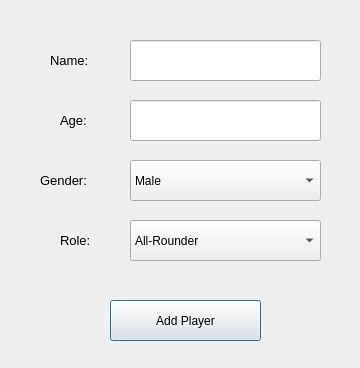
Old version of the form App/New_Player_dlg.ui in the repository Musab1Blaser/dbms_icc.
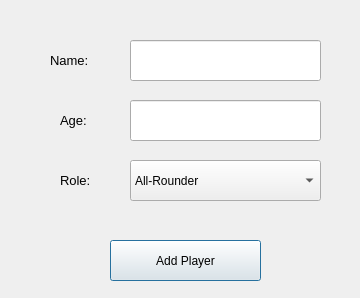
New version of the form.

Commit message: Added functionality to add player and view players

The edit to the form file:
```diff
--- a/App/New_Player_dlg.ui
+++ b/App/New_Player_dlg.ui
@@ -7,7 +7,7 @@
     <x>0</x>
     <y>0</y>
     <width>360</width>
-    <height>368</height>
+    <height>298</height>
    </rect>
   </property>
   <property name="windowTitle">
@@ -73,7 +73,7 @@
    <property name="geometry">
     <rect>
      <x>110</x>
-     <y>300</y>
+     <y>240</y>
      <width>151</width>
      <height>41</height>
     </rect>
@@ -82,29 +82,11 @@
     <string>Add Player</string>
    </property>
   </widget>
-  <widget class="QLabel" name="Gender_Label">
-   <property name="geometry">
-    <rect>
-     <x>40</x>
-     <y>170</y>
-     <width>61</width>
-     <height>21</height>
-    </rect>
-   </property>
-   <property name="font">
-    <font>
-     <pointsize>10</pointsize>
-    </font>
-   </property>
-   <property name="text">
-    <string>Gender:</string>
-   </property>
-  </widget>
   <widget class="QLabel" name="Role_Label">
    <property name="geometry">
     <rect>
      <x>60</x>
-     <y>230</y>
+     <y>170</y>
      <width>41</width>
      <height>21</height>
     </rect>
@@ -118,31 +100,11 @@
     <string>Role:</string>
    </property>
   </widget>
-  <widget class="QComboBox" name="Gender_ComboBox">
-   <property name="geometry">
-    <rect>
-     <x>130</x>
-     <y>160</y>
-     <width>191</width>
-     <height>41</height>
-    </rect>
-   </property>
-   <item>
-    <property name="text">
-     <string>Male</string>
-    </property>
-   </item>
-   <item>
-    <property name="text">
-     <string>Female</string>
-    </property>
-   </item>
-  </widget>
   <widget class="QComboBox" name="Role_ComboBox">
    <property name="geometry">
     <rect>
      <x>130</x>
-     <y>220</y>
+     <y>160</y>
      <width>191</width>
      <height>41</height>
     </rect>
```
The commit also changes 9 other files.
